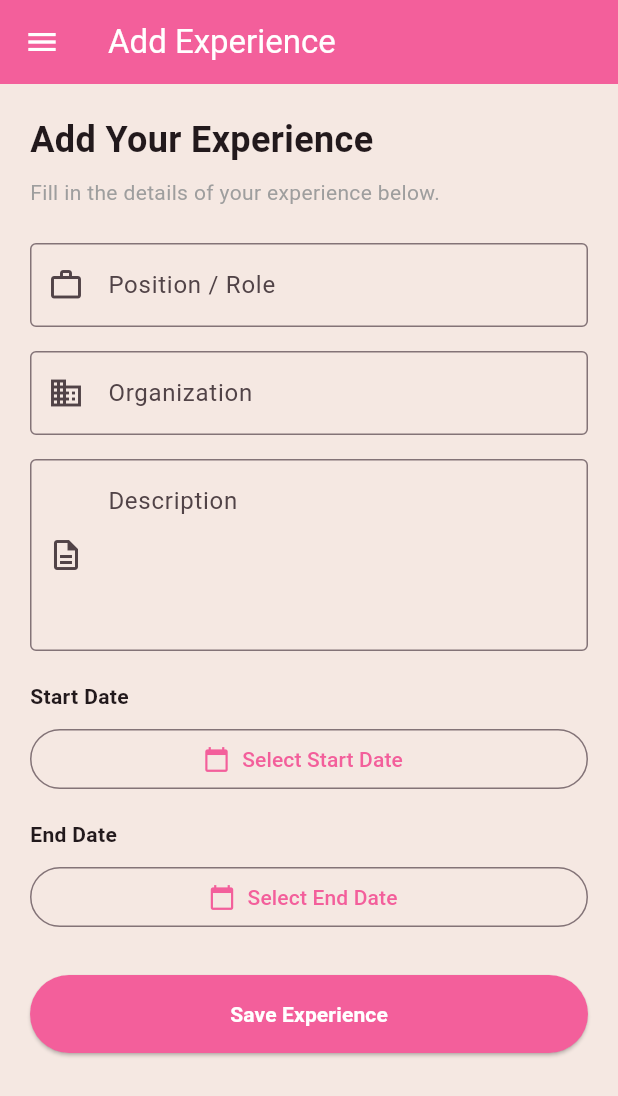
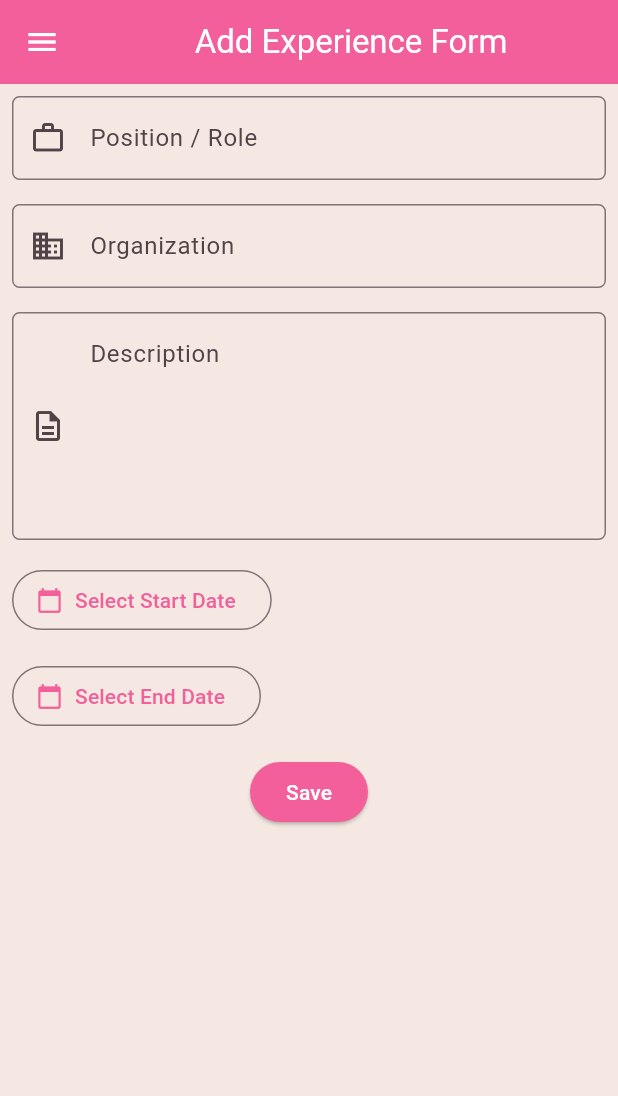
Before and after one commit to hafizanurulhidayah/myportofolio_mobile, a Flutter app: the ExperienceFormPage screen opened directly, on a phone screen of 412 x 824 dp. Shown: the top 1096 px of the screen. Run offline on Flutter 3.47's test engine with Material 3 defaults, Android fonts, the phone set to English and light mode, and no system bars.

Commit message:
style: standardize form layout and AppBar styling

```diff
--- a/lib/screens/experience_form.dart
+++ b/lib/screens/experience_form.dart
@@ -1,3 +1,4 @@
+
 import 'package:flutter/material.dart';
 import 'package:myportofolio_mobile/widgets/left_drawer.dart';
 
@@ -11,12 +12,18 @@ class ExperienceFormPage extends StatefulWidget {
 class _ExperienceFormPageState extends State<ExperienceFormPage> {
   final _formKey = GlobalKey<FormState>();
 
-  final TextEditingController _positionController = TextEditingController();
-  final TextEditingController _organizationController = TextEditingController();
-  final TextEditingController _descriptionController = TextEditingController();
+  final TextEditingController _positionController =
+      TextEditingController();
+  final TextEditingController _organizationController =
+      TextEditingController();
+  final TextEditingController _descriptionController =
+      TextEditingController();
 
   DateTime? _startDate;
   DateTime? _endDate;
+
+  String? _startDateError;
+  String? _endDateError;
 
   Future<void> _selectDate(bool isStartDate) async {
     final DateTime? picked = await showDatePicker(
@@ -32,13 +39,14 @@ class _ExperienceFormPageState extends State<ExperienceFormPage> {
       setState(() {
         if (isStartDate) {
           _startDate = picked;
+          _startDateError = null;
 
-          // Reset end date if it becomes earlier than start date.
           if (_endDate != null && _endDate!.isBefore(picked)) {
             _endDate = null;
           }
         } else {
           _endDate = picked;
+          _endDateError = null;
         }
       });
     }
@@ -46,50 +54,64 @@ class _ExperienceFormPageState extends State<ExperienceFormPage> {
 
   String? _validateRequired(String? value) {
     if (value == null || value.trim().isEmpty) {
-      return 'Field ini wajib diisi.';
+      return 'Field ini wajib diisi!';
     }
 
     if (value.trim().length < 2) {
-      return 'Minimal 2 karakter.';
+      return 'Minimal 2 karakter!';
     }
 
     return null;
   }
 
-  void _showResultDialog() {
-    if (!_formKey.currentState!.validate()) {
-      return;
+  String _formatDate(DateTime date) {
+    return '${date.day}/${date.month}/${date.year}';
   }
 
-    if (_startDate == null || _endDate == null) {
-      ScaffoldMessenger.of(context).showSnackBar(
-        const SnackBar(content: Text('Silakan pilih Start Date dan End Date.')),
-      );
-      return;
+  void _saveExperience() {
+    final isFormValid = _formKey.currentState!.validate();
+
+    setState(() {
+      _startDateError =
+          _startDate == null ? 'Start Date wajib dipilih!' : null;
+
+      _endDateError =
+          _endDate == null ? 'End Date wajib dipilih!' : null;
+
+      if (_startDate != null &&
+          _endDate != null &&
+          _endDate!.isBefore(_startDate!)) {
+        _endDateError = 'End Date tidak boleh sebelum Start Date!';
       }
+    });
 
-    if (_endDate!.isBefore(_startDate!)) {
-      ScaffoldMessenger.of(context).showSnackBar(
-        const SnackBar(
-          content: Text('End Date tidak boleh sebelum Start Date.'),
-        ),
-      );
+    if (!isFormValid ||
+        _startDateError != null ||
+        _endDateError != null) {
       return;
     }
 
     showDialog(
       context: context,
-      builder: (context) {
+      builder: (dialogContext) {
         return AlertDialog(
-          title: const Text('Experience Berhasil Ditambahkan!'),
+          title: const Text('Experience berhasil ditambahkan!'),
           content: SingleChildScrollView(
-            child: ListBody(
+            child: Column(
+              crossAxisAlignment: CrossAxisAlignment.start,
+              mainAxisSize: MainAxisSize.min,
               children: [
-                Text('Position: ${_positionController.text.trim()}'),
+                Text(
+                  'Position: ${_positionController.text.trim()}',
+                ),
                 const SizedBox(height: 8),
-                Text('Organization: ${_organizationController.text.trim()}'),
+                Text(
+                  'Organization: ${_organizationController.text.trim()}',
+                ),
                 const SizedBox(height: 8),
-                Text('Description: ${_descriptionController.text.trim()}'),
+                Text(
+                  'Description: ${_descriptionController.text.trim()}',
+                ),
                 const SizedBox(height: 8),
                 Text('Start Date: ${_formatDate(_startDate!)}'),
                 const SizedBox(height: 8),
@@ -99,20 +121,28 @@ class _ExperienceFormPageState extends State<ExperienceFormPage> {
           ),
           actions: [
             TextButton(
+              child: const Text('OK'),
               onPressed: () {
-                Navigator.pop(context); // Tutup dialog
-                Navigator.pop(context); // Kembali ke halaman sebelumnya
+                Navigator.pop(dialogContext);
+
+                _formKey.currentState!.reset();
+
+                _positionController.clear();
+                _organizationController.clear();
+                _descriptionController.clear();
+
+                setState(() {
+                  _startDate = null;
+                  _endDate = null;
+                  _startDateError = null;
+                  _endDateError = null;
+                });
               },
-              child: const Text('Tutup'),
             ),
           ],
         );
       },
     );
-  }
-
-  String _formatDate(DateTime date) {
-    return '${date.day}/${date.month}/${date.year}';
   }
 
   @override
@@ -127,124 +157,150 @@ class _ExperienceFormPageState extends State<ExperienceFormPage> {
   Widget build(BuildContext context) {
     return Scaffold(
       appBar: AppBar(
-        title: const Text('Add Experience'),
+        title: const Center(
+          child: Text('Add Experience Form'),
+        ),
         backgroundColor: const Color(0xFFF35F9B),
         foregroundColor: Colors.white,
       ),
+
       drawer: const LeftDrawer(),
+
       body: Form(
         key: _formKey,
         child: SingleChildScrollView(
-          padding: const EdgeInsets.all(20),
           child: Column(
             crossAxisAlignment: CrossAxisAlignment.start,
             children: [
-              const Text(
-                'Add Your Experience',
-                style: TextStyle(fontSize: 24, fontWeight: FontWeight.bold),
+              // Position / Role
+              Padding(
+                padding: const EdgeInsets.all(8.0),
+                child: TextFormField(
+                  controller: _positionController,
+                  decoration: InputDecoration(
+                    hintText: 'Contoh: Software Engineer Intern',
+                    labelText: 'Position / Role',
+                    prefixIcon: const Icon(Icons.work_outline),
+                    border: OutlineInputBorder(
+                      borderRadius: BorderRadius.circular(5.0),
                     ),
-              const SizedBox(height: 8),
-              const Text(
-                'Fill in the details of your experience below.',
-                style: TextStyle(color: Colors.grey),
-              ),
-              const SizedBox(height: 24),
-
-              // Position / Role
-              TextFormField(
-                controller: _positionController,
-                decoration: const InputDecoration(
-                  labelText: 'Position / Role',
-                  hintText: 'e.g. Software Engineer Intern',
-                  border: OutlineInputBorder(),
-                  prefixIcon: Icon(Icons.work_outline),
                   ),
                   validator: _validateRequired,
                 ),
-              const SizedBox(height: 16),
+              ),
 
               // Organization
-              TextFormField(
+              Padding(
+                padding: const EdgeInsets.all(8.0),
+                child: TextFormField(
                   controller: _organizationController,
-                decoration: const InputDecoration(
+                  decoration: InputDecoration(
+                    hintText: 'Contoh: RISTEK Fasilkom UI',
                     labelText: 'Organization',
-                  hintText: 'e.g. RISTEK Fasilkom UI',
-                  border: OutlineInputBorder(),
-                  prefixIcon: Icon(Icons.business),
+                    prefixIcon: const Icon(Icons.business),
+                    border: OutlineInputBorder(
+                      borderRadius: BorderRadius.circular(5.0),
+                    ),
                   ),
                   validator: _validateRequired,
                 ),
-              const SizedBox(height: 16),
+              ),
 
               // Description
-              TextFormField(
+              Padding(
+                padding: const EdgeInsets.all(8.0),
+                child: TextFormField(
                   controller: _descriptionController,
-                maxLines: 4,
-                decoration: const InputDecoration(
+                  maxLines: 5,
+                  decoration: InputDecoration(
+                    hintText: 'Deskripsi pengalaman',
                     labelText: 'Description',
-                  hintText:
-                      'Describe your responsibilities and achievements...',
-                  border: OutlineInputBorder(),
                     alignLabelWithHint: true,
-                  prefixIcon: Icon(Icons.description_outlined),
+                    prefixIcon: const Icon(Icons.description_outlined),
+                    border: OutlineInputBorder(
+                      borderRadius: BorderRadius.circular(5.0),
+                    ),
                   ),
                   validator: _validateRequired,
                 ),
-              const SizedBox(height: 20),
+              ),
 
               // Start Date
-              const Text(
-                'Start Date',
-                style: TextStyle(fontWeight: FontWeight.w600),
-              ),
-              const SizedBox(height: 8),
-              SizedBox(
-                width: double.infinity,
-                child: OutlinedButton.icon(
+              Padding(
+                padding: const EdgeInsets.all(8.0),
+                child: Column(
+                  crossAxisAlignment: CrossAxisAlignment.start,
+                  children: [
+                    OutlinedButton.icon(
                       onPressed: () => _selectDate(true),
                       icon: const Icon(Icons.calendar_today),
                       label: Text(
                         _startDate == null
                             ? 'Select Start Date'
-                        : _formatDate(_startDate!),
+                            : 'Start Date: ${_formatDate(_startDate!)}',
+                      ),
+                    ),
+                    if (_startDateError != null)
+                      Padding(
+                        padding: const EdgeInsets.only(top: 5, left: 12),
+                        child: Text(
+                          _startDateError!,
+                          style: TextStyle(
+                            color: Theme.of(context).colorScheme.error,
+                            fontSize: 12,
                           ),
                         ),
                       ),
-              const SizedBox(height: 16),
+                  ],
+                ),
+              ),
 
               // End Date
-              const Text(
-                'End Date',
-                style: TextStyle(fontWeight: FontWeight.w600),
-              ),
-              const SizedBox(height: 8),
-              SizedBox(
-                width: double.infinity,
-                child: OutlinedButton.icon(
+              Padding(
+                padding: const EdgeInsets.all(8.0),
+                child: Column(
+                  crossAxisAlignment: CrossAxisAlignment.start,
+                  children: [
+                    OutlinedButton.icon(
                       onPressed: () => _selectDate(false),
                       icon: const Icon(Icons.calendar_today),
                       label: Text(
                         _endDate == null
                             ? 'Select End Date'
-                        : _formatDate(_endDate!),
+                            : 'End Date: ${_formatDate(_endDate!)}',
+                      ),
+                    ),
+                    if (_endDateError != null)
+                      Padding(
+                        padding: const EdgeInsets.only(top: 5, left: 12),
+                        child: Text(
+                          _endDateError!,
+                          style: TextStyle(
+                            color: Theme.of(context).colorScheme.error,
+                            fontSize: 12,
                           ),
                         ),
                       ),
-              const SizedBox(height: 28),
+                  ],
+                ),
+              ),
 
               // Save Button
-              SizedBox(
-                width: double.infinity,
+              Align(
+                alignment: Alignment.bottomCenter,
+                child: Padding(
+                  padding: const EdgeInsets.all(8.0),
                   child: ElevatedButton(
-                  onPressed: _showResultDialog,
-                  style: ElevatedButton.styleFrom(
-                    backgroundColor: const Color(0xFFF35F9B),
-                    foregroundColor: Colors.white,
-                    padding: const EdgeInsets.symmetric(vertical: 16),
+                    style: ButtonStyle(
+                      backgroundColor: WidgetStateProperty.all(
+                        const Color(0xFFF35F9B),
                       ),
+                    ),
+                    onPressed: _saveExperience,
                     child: const Text(
-                    'Save Experience',
-                    style: TextStyle(fontWeight: FontWeight.bold),
+                      'Save',
+                      style: TextStyle(color: Colors.white),
+                    ),
                   ),
                 ),
               ),
--- a/lib/screens/menu.dart
+++ b/lib/screens/menu.dart
@@ -10,8 +10,8 @@ class MyHomePage extends StatelessWidget {
   final String kelas = "PBP D";
 
   static const List<ItemHomepage> items = [
-    ItemHomepage("Lihat Projects", Icons.folder_open, Color(0xFF1E5B3A)),
-    ItemHomepage("Tambah Projects", Icons.add_circle, Color(0xFFF35F9B)),
+    ItemHomepage("Lihat Project", Icons.folder_open, Color(0xFF1E5B3A)),
+    ItemHomepage("Tambah Project", Icons.add_circle, Color(0xFFF35F9B)),
     ItemHomepage("Lihat Experience", Icons.folder_open, Color(0xFF1E5B3A)),
     ItemHomepage("Tambah Experience", Icons.add_circle, Color(0xFFF35F9B)),
     ItemHomepage("Logout", Icons.logout, Color(0xFFE58B55)),
```
Also changed, not shown: lib/screens/project_form.dart (+5 -3 lines). Lines whose indentation alone changed are shown as unchanged.
